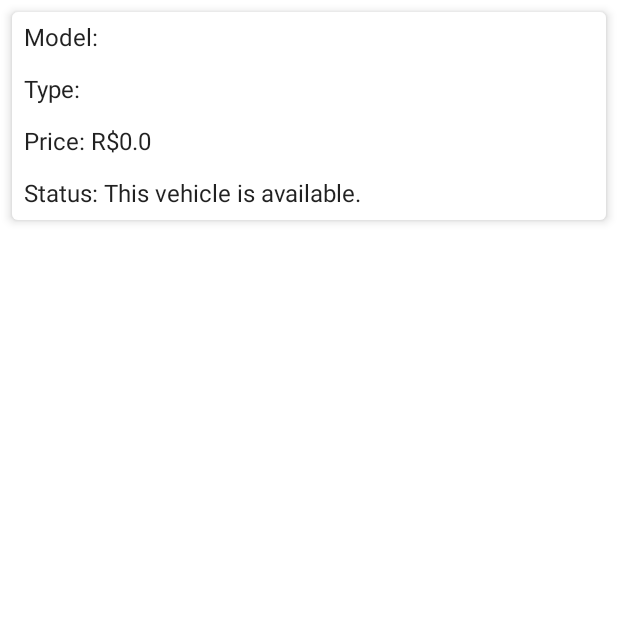
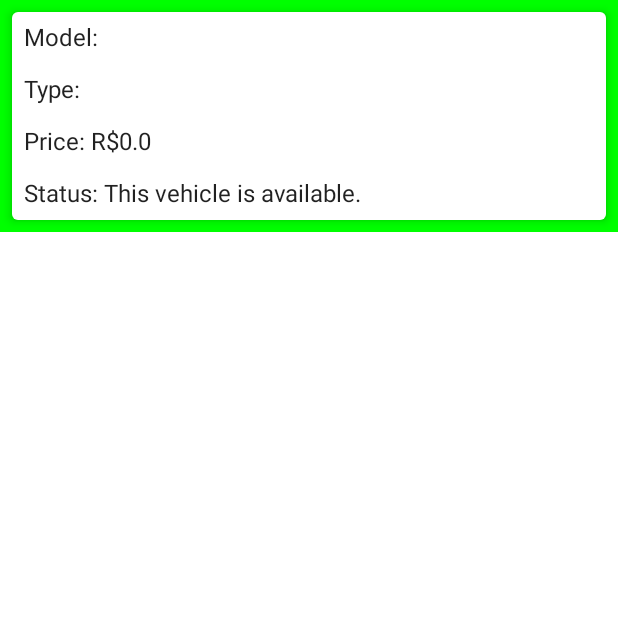
Before and after one commit to naah16/ProvaKotlin, an Android app built with Jetpack Compose: the composable CarView shown on its own in the app's theme, on a phone screen of 412 x 824 dp, the top half of it. Run offline under Robolectric (Android 15) with nearby library versions, the phone set to English and light mode, and no system bars.

Commit message:
alterando a cor quando for clicado

```diff
--- a/app/src/main/java/com/example/avaliacaopratica/MainActivity.kt
+++ b/app/src/main/java/com/example/avaliacaopratica/MainActivity.kt
@@ -7,6 +7,7 @@ import androidx.activity.ComponentActivity
 import androidx.activity.compose.setContent
 import androidx.compose.animation.AnimatedVisibility
 import androidx.compose.foundation.ExperimentalFoundationApi
+import androidx.compose.foundation.background
 import androidx.compose.foundation.clickable
 import androidx.compose.foundation.combinedClickable
 import androidx.compose.foundation.layout.*
@@ -180,7 +181,6 @@ fun Body() {
 
                         val carro = Carro(modelo.text,selectedText,parseDouble(strPreco))
                         carros.add(carro)
-                        Log.d("modelo: ",modelo.text)
                         CarList(carros = carros) {
                             carDetails = it
                         }
@@ -245,9 +245,16 @@ fun CarProfile(carro: Carro) {
 @Composable
 fun CarView(carro: Carro, onClick: () -> Unit) {
     var statusMudado by remember { mutableStateOf(carro.sold)}
+    var colorVariable = Color.White
+    if(!statusMudado){
+        colorVariable = Color.Green
+    }else{
+         colorVariable = Color.Red
+    }
+
     Card (
         modifier = Modifier
-            .fillMaxWidth()
+            .fillMaxWidth().background(color = colorVariable)
             .padding(8.dp)
             .combinedClickable(
                 onClick = {
@@ -255,6 +262,7 @@ fun CarView(carro: Carro, onClick: () -> Unit) {
                 },
                 onLongClick = {
                     statusMudado = true
+                    Modifier.background(color = Color.Blue)
                 }
             ) ,
         elevation = 4.dp
```
